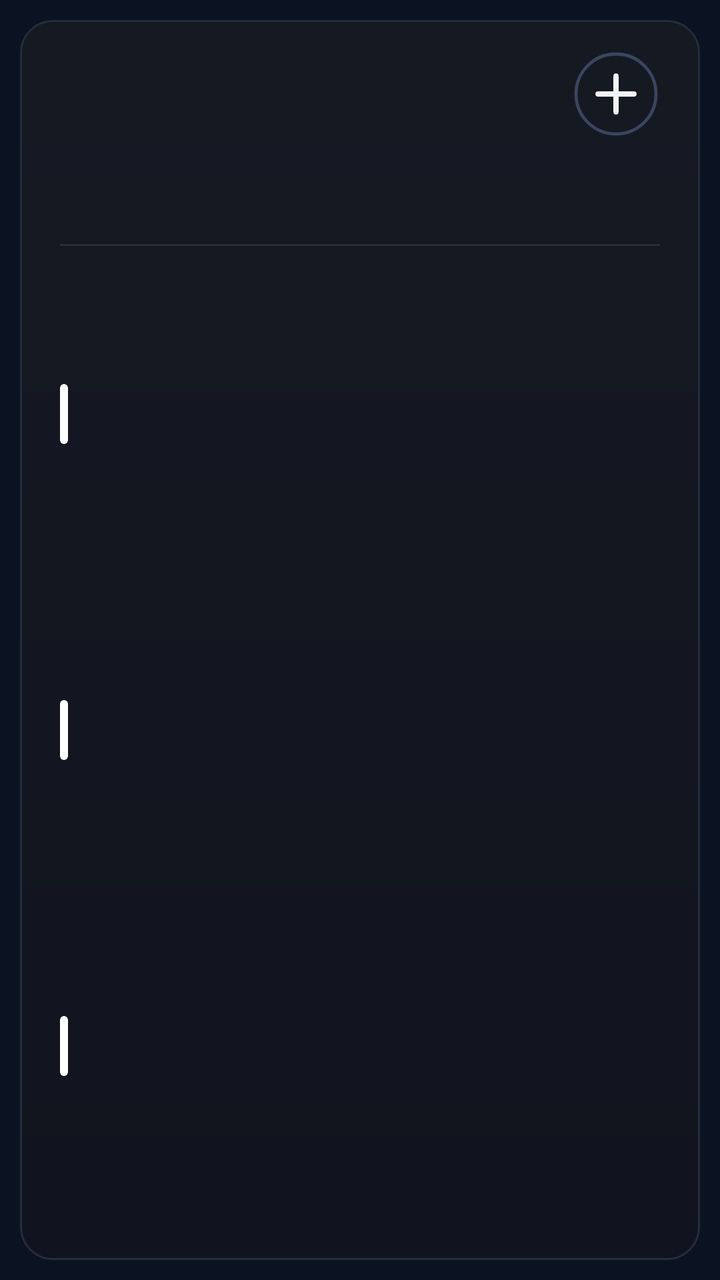
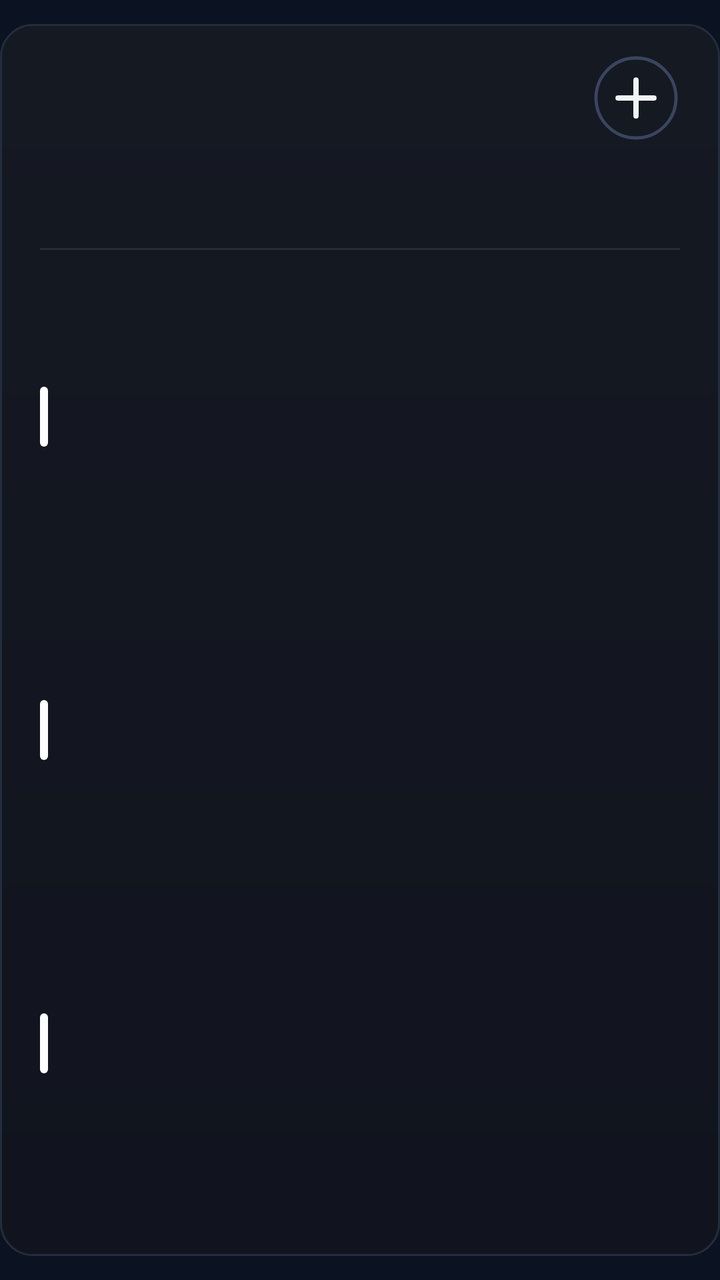

Compare the two renders of this Android layout. The source of the first and the diff that turns it into the second are given below.
<!-- AndroidManifest.xml: application theme AppTheme -->
<!-- res/layout/cal_k3.xml -->
<?xml version="1.0" encoding="utf-8"?>
<FrameLayout xmlns:android="http://schemas.android.com/apk/res/android"
    android:id="@+id/root"
    android:layout_width="match_parent"
    android:layout_height="match_parent"
    android:padding="10dp">

    <LinearLayout
        android:id="@+id/panel"
        android:layout_width="match_parent"
        android:layout_height="match_parent"
        android:background="@drawable/cal_panel"
        android:orientation="vertical"
        android:paddingStart="20dp"
        android:paddingTop="13dp"
        android:paddingEnd="20dp"
        android:paddingBottom="14dp">

        
        <LinearLayout
            android:layout_width="match_parent"
            android:layout_height="48dp"
            android:gravity="center_vertical"
            android:orientation="horizontal">
        <ImageView
            android:id="@+id/cal_day"
            android:layout_width="wrap_content"
            android:layout_height="47dp"
            android:adjustViewBounds="true"
            android:scaleType="fitStart" />

            <LinearLayout
                android:layout_width="0dp"
                android:layout_height="wrap_content"
                android:layout_marginStart="12dp"
                android:layout_weight="1"
                android:orientation="vertical">
                <ImageView
                    android:id="@+id/cal_month"
                    android:layout_width="match_parent"
                    android:layout_height="23dp"
                    android:adjustViewBounds="true"
                    android:scaleType="fitStart" />
                <ImageView
                    android:id="@+id/cal_sub"
                    android:layout_width="match_parent"
                    android:layout_height="16dp"
                    android:adjustViewBounds="true"
                    android:layout_marginTop="2dp"
                    android:scaleType="fitStart" />
            </LinearLayout>

            <ImageView
                android:id="@+id/btn_add"
                android:layout_width="44dp"
                android:layout_height="44dp"
                android:contentDescription="New event"
                android:src="@drawable/ic_cal_add" />
        </LinearLayout>

        
        <LinearLayout
            android:layout_width="match_parent"
            android:layout_height="44dp"
            android:layout_marginTop="2dp"
            android:orientation="horizontal">
            <LinearLayout
                android:layout_width="0dp"
                android:layout_height="match_parent"
                android:layout_weight="1"
                android:gravity="center_horizontal"
                android:orientation="vertical">
                <ImageView
                    android:id="@+id/wk_label_0"
                    android:layout_width="wrap_content"
                    android:layout_height="14dp"
                    android:adjustViewBounds="true"
                    android:scaleType="fitCenter" />
                <ImageView
                    android:id="@+id/wk_num_0"
                    android:layout_width="26dp"
                    android:layout_height="26dp"
                    android:adjustViewBounds="true"
                    android:layout_marginTop="3dp"
                    android:scaleType="fitCenter" />
            </LinearLayout>
            <LinearLayout
                android:layout_width="0dp"
                android:layout_height="match_parent"
                android:layout_weight="1"
                android:gravity="center_horizontal"
                android:orientation="vertical">
                <ImageView
                    android:id="@+id/wk_label_1"
                    android:layout_width="wrap_content"
                    android:layout_height="14dp"
                    android:adjustViewBounds="true"
                    android:scaleType="fitCenter" />
                <ImageView
                    android:id="@+id/wk_num_1"
                    android:layout_width="26dp"
                    android:layout_height="26dp"
                    android:adjustViewBounds="true"
                    android:layout_marginTop="3dp"
                    android:scaleType="fitCenter" />
            </LinearLayout>
            <LinearLayout
                android:layout_width="0dp"
                android:layout_height="match_parent"
                android:layout_weight="1"
                android:gravity="center_horizontal"
                android:orientation="vertical">
                <ImageView
                    android:id="@+id/wk_label_2"
                    android:layout_width="wrap_content"
                    android:layout_height="14dp"
                    android:adjustViewBounds="true"
                    android:scaleType="fitCenter" />
                <ImageView
                    android:id="@+id/wk_num_2"
                    android:layout_width="26dp"
                    android:layout_height="26dp"
                    android:adjustViewBounds="true"
                    android:layout_marginTop="3dp"
                    android:scaleType="fitCenter" />
            </LinearLayout>
            <LinearLayout
                android:layout_width="0dp"
                android:layout_height="match_parent"
                android:layout_weight="1"
                android:gravity="center_horizontal"
                android:orientation="vertical">
                <ImageView
                    android:id="@+id/wk_label_3"
                    android:layout_width="wrap_content"
                    android:layout_height="14dp"
                    android:adjustViewBounds="true"
                    android:scaleType="fitCenter" />
                <ImageView
                    android:id="@+id/wk_num_3"
                    android:layout_width="26dp"
                    android:layout_height="26dp"
                    android:adjustViewBounds="true"
                    android:layout_marginTop="3dp"
                    android:scaleType="fitCenter" />
            </LinearLayout>
            <LinearLayout
                android:layout_width="0dp"
                android:layout_height="match_parent"
                android:layout_weight="1"
                android:gravity="center_horizontal"
                android:orientation="vertical">
                <ImageView
                    android:id="@+id/wk_label_4"
                    android:layout_width="wrap_content"
                    android:layout_height="14dp"
                    android:adjustViewBounds="true"
                    android:scaleType="fitCenter" />
                <ImageView
                    android:id="@+id/wk_num_4"
                    android:layout_width="26dp"
                    android:layout_height="26dp"
                    android:adjustViewBounds="true"
                    android:layout_marginTop="3dp"
                    android:scaleType="fitCenter" />
            </LinearLayout>
            <LinearLayout
                android:layout_width="0dp"
                android:layout_height="match_parent"
                android:layout_weight="1"
                android:gravity="center_horizontal"
                android:orientation="vertical">
                <ImageView
                    android:id="@+id/wk_label_5"
                    android:layout_width="wrap_content"
                    android:layout_height="14dp"
                    android:adjustViewBounds="true"
                    android:scaleType="fitCenter" />
                <ImageView
                    android:id="@+id/wk_num_5"
                    android:layout_width="26dp"
                    android:layout_height="26dp"
                    android:adjustViewBounds="true"
                    android:layout_marginTop="3dp"
                    android:scaleType="fitCenter" />
            </LinearLayout>
            <LinearLayout
                android:layout_width="0dp"
                android:layout_height="match_parent"
                android:layout_weight="1"
                android:gravity="center_horizontal"
                android:orientation="vertical">
                <ImageView
                    android:id="@+id/wk_label_6"
                    android:layout_width="wrap_content"
                    android:layout_height="14dp"
                    android:adjustViewBounds="true"
                    android:scaleType="fitCenter" />
                <ImageView
                    android:id="@+id/wk_num_6"
                    android:layout_width="26dp"
                    android:layout_height="26dp"
                    android:adjustViewBounds="true"
                    android:layout_marginTop="3dp"
                    android:scaleType="fitCenter" />
            </LinearLayout>
        </LinearLayout>

        <ImageView
            android:layout_width="match_parent"
            android:layout_height="1dp"
            android:layout_marginTop="5dp"
            android:layout_marginBottom="5dp"
            android:scaleType="fitXY"
            android:src="@drawable/cal_divider" />

        
        <LinearLayout
            android:layout_width="match_parent"
            android:layout_height="0dp"
            android:layout_weight="1"
            android:orientation="vertical">
        <LinearLayout
            android:id="@+id/cal_row_0"
            android:layout_width="match_parent"
            android:layout_height="0dp"
            android:layout_weight="1"
            android:gravity="center_vertical"
            android:orientation="horizontal">

            <ImageView
                android:id="@+id/cal_bar_0"
                android:layout_width="4dp"
                android:layout_height="30dp"
                android:layout_marginEnd="11dp"
                android:scaleType="fitXY"
                android:src="@drawable/cal_bar" />

            <LinearLayout
                android:layout_width="0dp"
                android:layout_height="wrap_content"
                android:layout_weight="1"
                android:orientation="vertical">

                <LinearLayout
                    android:layout_width="match_parent"
                    android:layout_height="wrap_content"
                    android:orientation="horizontal">
                    <ImageView
                        android:id="@+id/cal_time_0"
                        android:layout_width="wrap_content"
                        android:layout_height="16dp"
                        android:adjustViewBounds="true"
                        android:scaleType="fitStart" />
                    <ImageView
                        android:id="@+id/cal_hint_0"
                        android:layout_width="wrap_content"
                        android:layout_height="16dp"
                        android:adjustViewBounds="true"
                        android:layout_marginStart="9dp"
                        android:scaleType="fitStart" />
                </LinearLayout>
                <ImageView
                    android:id="@+id/cal_title_0"
                    android:layout_width="match_parent"
                    android:layout_height="22dp"
                    android:adjustViewBounds="true"
                    android:layout_marginTop="1dp"
                    android:scaleType="fitStart" />
            </LinearLayout>
        </LinearLayout>
        <LinearLayout
            android:id="@+id/cal_row_1"
            android:layout_width="match_parent"
            android:layout_height="0dp"
            android:layout_weight="1"
            android:gravity="center_vertical"
            android:orientation="horizontal">

            <ImageView
                android:id="@+id/cal_bar_1"
                android:layout_width="4dp"
                android:layout_height="30dp"
                android:layout_marginEnd="11dp"
                android:scaleType="fitXY"
                android:src="@drawable/cal_bar" />

            <LinearLayout
                android:layout_width="0dp"
                android:layout_height="wrap_content"
                android:layout_weight="1"
                android:orientation="vertical">

                <LinearLayout
                    android:layout_width="match_parent"
                    android:layout_height="wrap_content"
                    android:orientation="horizontal">
                    <ImageView
                        android:id="@+id/cal_time_1"
                        android:layout_width="wrap_content"
                        android:layout_height="16dp"
                        android:adjustViewBounds="true"
                        android:scaleType="fitStart" />
                    <ImageView
                        android:id="@+id/cal_hint_1"
                        android:layout_width="wrap_content"
                        android:layout_height="16dp"
                        android:adjustViewBounds="true"
                        android:layout_marginStart="9dp"
                        android:scaleType="fitStart" />
                </LinearLayout>
                <ImageView
                    android:id="@+id/cal_title_1"
                    android:layout_width="match_parent"
                    android:layout_height="22dp"
                    android:adjustViewBounds="true"
                    android:layout_marginTop="1dp"
                    android:scaleType="fitStart" />
            </LinearLayout>
        </LinearLayout>
        <LinearLayout
            android:id="@+id/cal_row_2"
            android:layout_width="match_parent"
            android:layout_height="0dp"
            android:layout_weight="1"
            android:gravity="center_vertical"
            android:orientation="horizontal">

            <ImageView
                android:id="@+id/cal_bar_2"
                android:layout_width="4dp"
                android:layout_height="30dp"
                android:layout_marginEnd="11dp"
                android:scaleType="fitXY"
                android:src="@drawable/cal_bar" />

            <LinearLayout
                android:layout_width="0dp"
                android:layout_height="wrap_content"
                android:layout_weight="1"
                android:orientation="vertical">

                <LinearLayout
                    android:layout_width="match_parent"
                    android:layout_height="wrap_content"
                    android:orientation="horizontal">
                    <ImageView
                        android:id="@+id/cal_time_2"
                        android:layout_width="wrap_content"
                        android:layout_height="16dp"
                        android:adjustViewBounds="true"
                        android:scaleType="fitStart" />
                    <ImageView
                        android:id="@+id/cal_hint_2"
                        android:layout_width="wrap_content"
                        android:layout_height="16dp"
                        android:adjustViewBounds="true"
                        android:layout_marginStart="9dp"
                        android:scaleType="fitStart" />
                </LinearLayout>
                <ImageView
                    android:id="@+id/cal_title_2"
                    android:layout_width="match_parent"
                    android:layout_height="22dp"
                    android:adjustViewBounds="true"
                    android:layout_marginTop="1dp"
                    android:scaleType="fitStart" />
            </LinearLayout>
        </LinearLayout>
        </LinearLayout>
        <ImageView
            android:id="@+id/cal_more"
            android:layout_width="match_parent"
            android:layout_height="14dp"
            android:adjustViewBounds="true"
            android:scaleType="fitEnd" />
    </LinearLayout>
</FrameLayout>
<!-- resources referenced by this layout -->
<resources>
  <!-- drawable cal_bar (drawable) -->
  <?xml version="1.0" encoding="utf-8"?>
  <shape xmlns:android="http://schemas.android.com/apk/res/android" android:shape="rectangle">
      <solid android:color="#FFFFFFFF" />
      <corners android:radius="2dp" />
  </shape>
  <!-- drawable cal_divider (drawable) -->
  <?xml version="1.0" encoding="utf-8"?>
  <shape xmlns:android="http://schemas.android.com/apk/res/android" android:shape="rectangle">
      <solid android:color="#FF252C3C" />
  </shape>
  <!-- drawable cal_panel (drawable) -->
  <?xml version="1.0" encoding="utf-8"?>
  <shape xmlns:android="http://schemas.android.com/apk/res/android" android:shape="rectangle">
      <gradient android:angle="270" android:startColor="#FF151922" android:endColor="#FF11141E" />
      <stroke android:width="1dp" android:color="#FF252C3C" />
      <corners android:radius="@dimen/widget_radius" />
  </shape>
  <!-- drawable ic_cal_add (drawable) -->
  <?xml version="1.0" encoding="utf-8"?>
  <vector xmlns:android="http://schemas.android.com/apk/res/android"
      android:width="44dp"
      android:height="44dp"
      android:viewportWidth="44"
      android:viewportHeight="44">
      <path
          android:pathData="M22,22m-20,0a20,20 0,1 1,40 0a20,20 0,1 1,-40 0"
          android:strokeColor="#FF3A4560"
          android:strokeWidth="1.6" />
      <path
          android:pathData="M13,22L31,22M22,13L22,31"
          android:strokeColor="#FFF1F5F9"
          android:strokeLineCap="round"
          android:strokeWidth="2.6" />
  </vector>
  <style name="AppTheme" parent="@android:style/Theme.DeviceDefault.NoActionBar">
          <item name="android:colorAccent">#DF8B35</item>
          <item name="android:colorControlActivated">#DF8B35</item>
          <item name="android:windowBackground">#0B1322</item>
          <item name="android:statusBarColor">#0E111A</item>
          <item name="android:navigationBarColor">#0B1322</item>
          <item name="android:textColorHint">#718096</item>
      </style>
  <dimen name="widget_radius">16dp</dimen>
</resources>

<!-- the commit's change to res/layout/cal_k3.xml (unified diff, before → after) -->
@@ -3,7 +3,8 @@
     android:id="@+id/root"
     android:layout_width="match_parent"
     android:layout_height="match_parent"
-    android:padding="10dp">
+    android:paddingTop="12dp"
+    android:paddingBottom="12dp">
 
     <LinearLayout
         android:id="@+id/panel"
